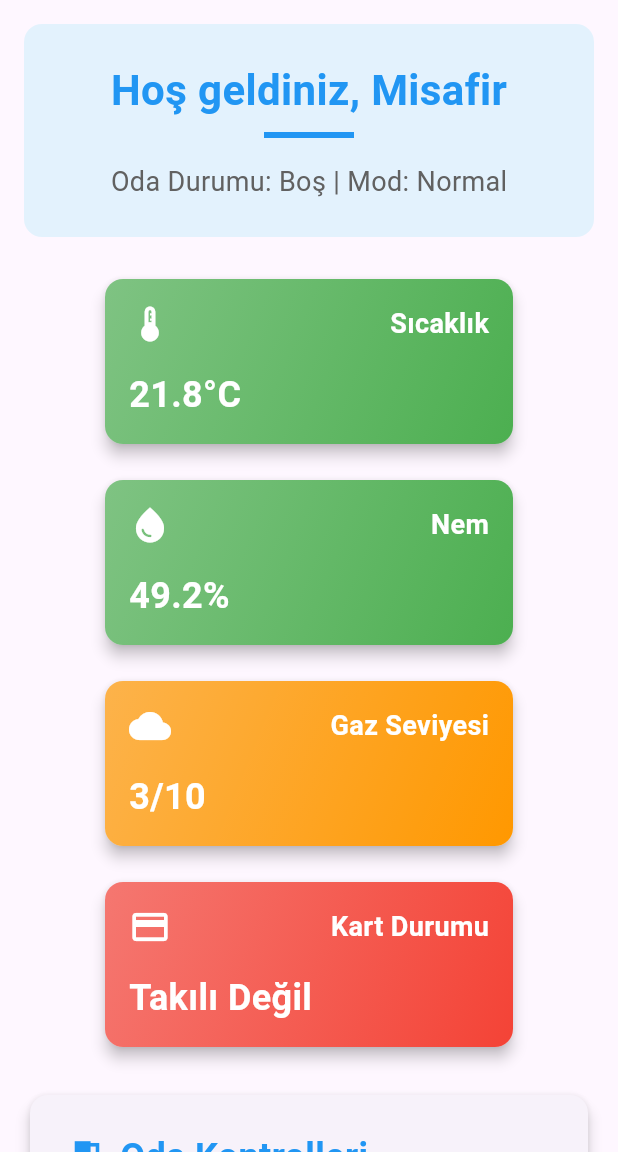
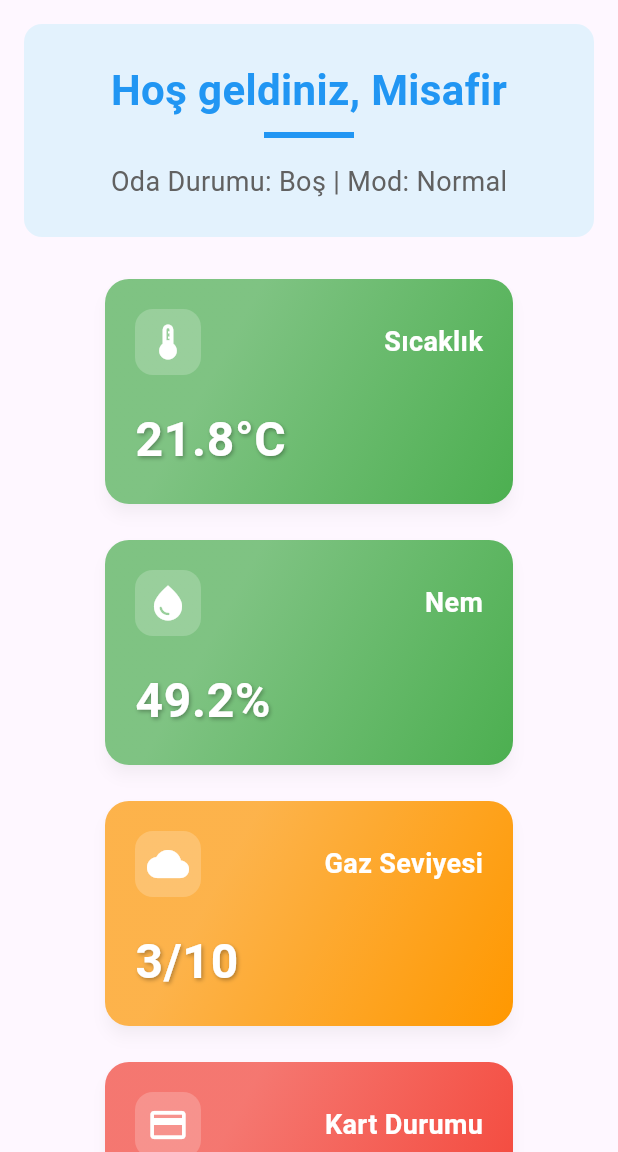
Before and after one commit to myavuzokumus/hotelmind, a Flutter app: the DashboardScreen screen opened directly with empty values, on a phone screen of 412 x 824 dp, the part 84-1236 px from its top. Run offline on Flutter 3.47's test engine with Material 3 defaults, Android fonts, the phone set to English and light mode, and no system bars; our stand-ins replace fl_chart, flutter_riverpod, go_router, shared_preferences; missing offline and left inert: amplify_api, amplify_auth_cognito, amplify_core, amplify_flutter, qr_code_scanner_plus; accounts and stored records are empty.

Commit message:
Enhance RoomStatusCard UI with subtitle support, improved styling, and updated layout

```diff
--- a/lib/widgets/room_status_card.dart
+++ b/lib/widgets/room_status_card.dart
@@ -1,3 +1,4 @@
+// lib/widgets/room_status_card.dart
 import 'package:flutter/material.dart';
 
 class RoomStatusCard extends StatelessWidget {
@@ -6,28 +7,33 @@ class RoomStatusCard extends StatelessWidget {
   final IconData icon;
   final Color color;
   final VoidCallback? onTap;
+  final String? subtitle;
 
   const RoomStatusCard({
-    Key? key,
+    super.key,
     required this.title,
     required this.value,
     required this.icon,
     this.color = Colors.blue,
     this.onTap,
-  }) : super(key: key);
+    this.subtitle,
+  });
 
   @override
   Widget build(BuildContext context) {
     return Card(
       elevation: 4,
-      shape: RoundedRectangleBorder(borderRadius: BorderRadius.circular(12)),
+      shadowColor: Colors.black.withOpacity(0.2),
+      shape: RoundedRectangleBorder(borderRadius: BorderRadius.circular(16)),
+      child: Material(
+        color: Colors.transparent,
         child: InkWell(
           onTap: onTap,
-        borderRadius: BorderRadius.circular(12),
+          borderRadius: BorderRadius.circular(16),
           child: Container(
-          padding: EdgeInsets.all(16),
+            padding: EdgeInsets.all(20),
             decoration: BoxDecoration(
-            borderRadius: BorderRadius.circular(12),
+              borderRadius: BorderRadius.circular(16),
               gradient: LinearGradient(
                 begin: Alignment.topLeft,
                 end: Alignment.bottomRight,
@@ -35,6 +41,7 @@ class RoomStatusCard extends StatelessWidget {
                   color.withOpacity(0.7),
                   color,
                 ],
+                stops: const [0.3, 1.0],
               ),
             ),
             child: Column(
@@ -44,10 +51,17 @@ class RoomStatusCard extends StatelessWidget {
                 Row(
                   mainAxisAlignment: MainAxisAlignment.spaceBetween,
                   children: [
-                  Icon(
+                    Container(
+                      padding: EdgeInsets.all(8),
+                      decoration: BoxDecoration(
+                        color: Colors.white.withOpacity(0.2),
+                        borderRadius: BorderRadius.circular(12),
+                      ),
+                      child: Icon(
                         icon,
                         color: Colors.white,
                         size: 28,
+                      ),
                     ),
                     Text(
                       title,
@@ -59,16 +73,35 @@ class RoomStatusCard extends StatelessWidget {
                     ),
                   ],
                 ),
-              SizedBox(height: 16),
+                SizedBox(height: 20),
                 Text(
                   value,
                   style: TextStyle(
                     color: Colors.white,
-                  fontSize: 24,
+                    fontSize: 32,
                     fontWeight: FontWeight.bold,
+                    letterSpacing: 0.5,
+                    shadows: [
+                      Shadow(
+                        offset: Offset(1, 1),
+                        blurRadius: 3,
+                        color: Colors.black.withOpacity(0.3),
+                      ),
+                    ],
+                  ),
+                ),
+                if (subtitle != null) ...[
+                  SizedBox(height: 8),
+                  Text(
+                    subtitle!,
+                    style: TextStyle(
+                      color: Colors.white.withOpacity(0.8),
+                      fontSize: 14,
                     ),
                   ),
                 ],
+              ],
+            ),
           ),
         ),
       ),
```
Lines whose indentation alone changed are shown as unchanged.
